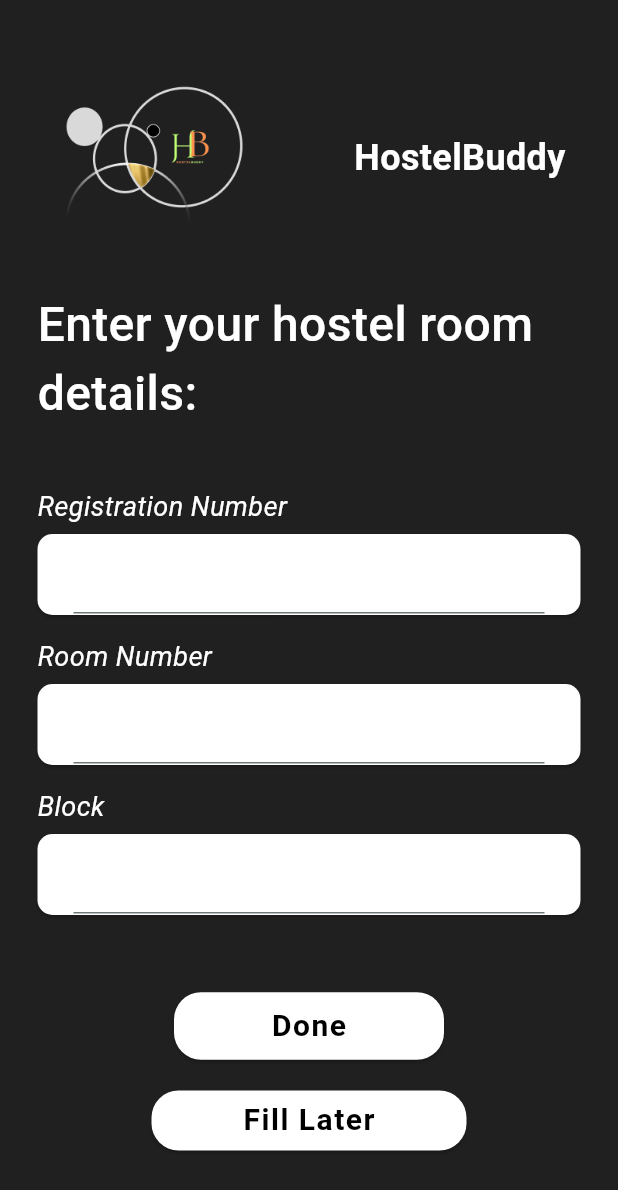
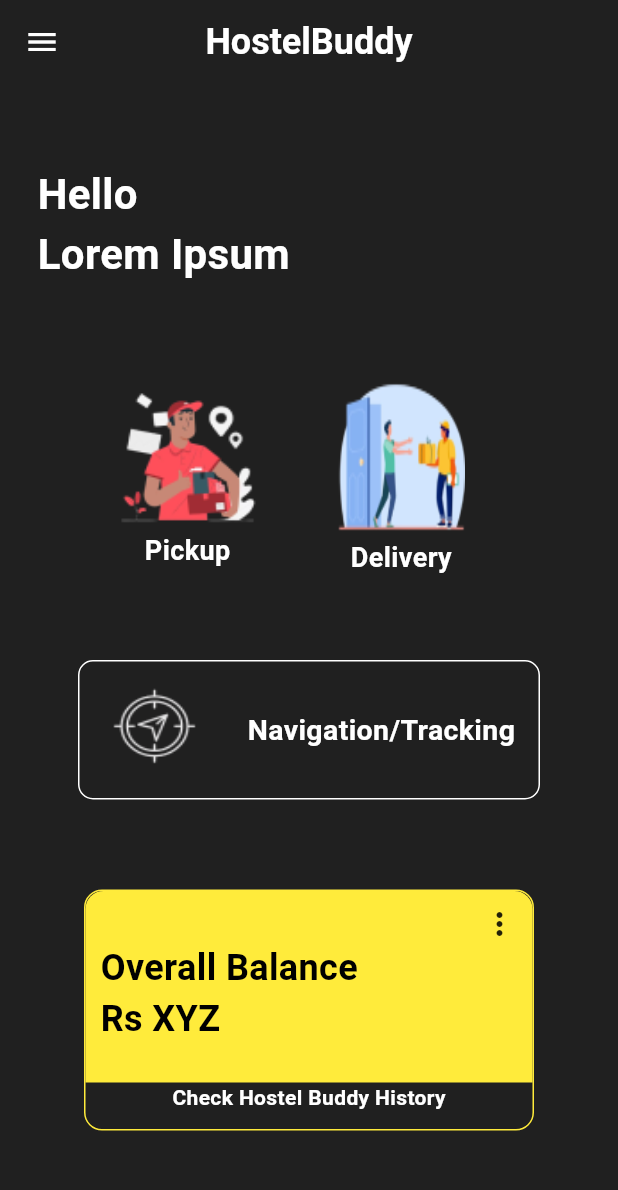
Before and after one commit to harshitaak07/HostelBuddy-app, a Flutter app: the details screen opened directly, after a tap on "Done", on a phone screen of 412 x 824 dp. Shown: the top 1190 px of the screen. Run offline on Flutter 3.47's test engine with Material 2 defaults, Android fonts, the phone set to English and light mode, and no system bars; our stand-ins replace device_preview, flutter_svg, google_fonts; project files that could hold a hidden picture were left out.

Commit message:
feat: added transaction page

```diff
--- /dev/null
+++ b/lib/Screens/bank.dart
@@ -0,0 +1,222 @@
+import 'package:flutter/material.dart';
+import 'package:hostelbuddy/Widgets/HamDrawer.dart';
+
+class bank extends StatefulWidget {
+  const bank({super.key});
+
+  @override
+  State<bank> createState() => _bankState();
+}
+
+class _bankState extends State<bank> {
+  @override
+  Widget build(BuildContext context) {
+    return Scaffold(
+      appBar: AppBar(
+        iconTheme: const IconThemeData(color: Colors.white),
+        backgroundColor: Colors.transparent,
+        centerTitle: true,
+        title: const Text(
+          "HostelBuddy",
+          style: TextStyle(
+              fontWeight: FontWeight.bold, fontSize: 24, color: Colors.white),
+        ),
+      ),
+      drawer: const HamDrawer(),
+      backgroundColor: const Color(0xFF202020),
+      resizeToAvoidBottomInset: false,
+      body: Container(
+        padding: const EdgeInsets.all(25.0),
+        child: Column(
+          children: [
+            const SizedBox(
+              height: 28,
+            ),
+            const Align(
+              alignment: Alignment.centerLeft,
+              child: Text(
+                "Hello",
+                style: TextStyle(
+                    fontWeight: FontWeight.bold,
+                    fontSize: 28,
+                    color: Colors.white),
+              ),
+            ),
+            const Align(
+              alignment: Alignment.centerLeft,
+              child: Text(
+                "Lorem Ipsum",
+                style: TextStyle(
+                    fontWeight: FontWeight.bold,
+                    fontSize: 28,
+                    color: Colors.white),
+              ),
+            ),
+            const SizedBox(
+              height: 60,
+            ),
+            Align(
+                alignment: Alignment.center,
+                child: Row(
+                  children: [
+                    const SizedBox(
+                      width: 50,
+                    ),
+                    Column(
+                      children: [
+                        Container(
+                          height: 100,
+                          width: 100,
+                          decoration: const BoxDecoration(
+                            image: DecorationImage(
+                              fit: BoxFit.fill,
+                              image: AssetImage("assets/image7.png"),
+                            ),
+                          ),
+                        ),
+                        const Align(
+                          alignment: Alignment.centerLeft,
+                          child: Text(
+                            "Pickup",
+                            style: TextStyle(
+                                fontWeight: FontWeight.bold,
+                                fontSize: 18,
+                                color: Colors.white),
+                          ),
+                        ),
+                      ],
+                    ),
+                    const SizedBox(
+                      width: 50,
+                    ),
+                    Column(
+                      children: [
+                        Container(
+                          height: 110,
+                          width: 85,
+                          decoration: const BoxDecoration(
+                            image: DecorationImage(
+                              fit: BoxFit.fill,
+                              image: AssetImage("assets/image6.png"),
+                            ),
+                          ),
+                        ),
+                        const Align(
+                          alignment: Alignment.centerLeft,
+                          child: Text(
+                            "Delivery",
+                            style: TextStyle(
+                                fontWeight: FontWeight.bold,
+                                fontSize: 18,
+                                color: Colors.white),
+                          ),
+                        ),
+                      ],
+                    )
+                  ],
+                )),
+            const SizedBox(
+              height: 55,
+            ),
+            Container(
+              height: 93,
+              width: 308,
+              padding: const EdgeInsets.all(5.0),
+              decoration: BoxDecoration(
+                borderRadius: BorderRadius.circular(10.0),
+                border: Border.all(color: Colors.white, width: 1),
+                color: Colors.transparent,
+              ),
+              child: Row(children: [
+                Container(
+                  height: 90,
+                  width: 90,
+                  decoration: const BoxDecoration(
+                    image: DecorationImage(
+                      fit: BoxFit.fill,
+                      image: AssetImage("assets/image8.png"),
+                    ),
+                  ),
+                ),
+                const SizedBox(
+                  width: 17,
+                ),
+                const Align(
+                  alignment: Alignment.centerLeft,
+                  child: Text(
+                    "Navigation/Tracking",
+                    style: TextStyle(
+                        fontWeight: FontWeight.bold,
+                        fontSize: 19,
+                        color: Colors.white),
+                  ),
+                ),
+              ]),
+            ),
+            const SizedBox(
+              height: 60,
+            ),
+            Container(
+              height: 160.71,
+              width: 300,
+              decoration: BoxDecoration(
+                borderRadius: BorderRadius.circular(12.0),
+                border: Border.all(color: Colors.yellow, width: 1),
+                color: Colors.transparent,
+              ),
+              child: Column(
+                children: [
+                  Container(
+                    padding: EdgeInsets.all(10.0),
+                    width: 300,
+                    height: 127.59,
+                    decoration: const BoxDecoration(
+                      borderRadius: BorderRadius.only(
+                        topLeft: Radius.circular(12.0),
+                        topRight: Radius.circular(12.0),
+                      ),
+                      color: Colors.yellow,
+                    ),
+                    child: const Column(
+                      children: [
+                        Align(
+                          alignment: Alignment.topRight,
+                          child: Icon(Icons.more_vert),
+                        ),
+                        Align(
+                          alignment: Alignment.centerLeft,
+                          child: Text(
+                            "Overall Balance",
+                            style: TextStyle(
+                                fontWeight: FontWeight.bold,
+                                fontSize: 24,
+                                color: Colors.black),
+                          ),
+                        ),
+                        Align(
+                          alignment: Alignment.centerLeft,
+                          child: Text(
+                            "Rs XYZ",
+                            style: TextStyle(
+                                fontWeight: FontWeight.bold,
+                                fontSize: 24,
+                                color: Colors.black),
+                          ),
+                        ),
+                      ],
+                    ),
+                  ),
+                  const Text(
+                    "Check Hostel Buddy History",
+                    style: TextStyle(
+                        color: Colors.white, fontWeight: FontWeight.bold),
+                  )
+                ],
+              ),
+            ),
+          ],
+        ),
+      ),
+    );
+  }
+}
--- a/lib/Screens/details.dart
+++ b/lib/Screens/details.dart
@@ -168,7 +168,9 @@
               ),
               Container(
                 child: ElevatedButton(
-                  onPressed: () {},
+                  onPressed: () {
+                    Navigator.pushNamed(context, '/done');
+                  },
                   style: ElevatedButton.styleFrom(
                       minimumSize: Size(180, 45),
                       primary:
--- /dev/null
+++ b/lib/Widgets/HamDrawer.dart
@@ -0,0 +1,17 @@
+import 'package:flutter/material.dart';
+
+class HamDrawer extends StatefulWidget {
+  const HamDrawer({super.key});
+
+  @override
+  State<HamDrawer> createState() => _HamDrawerState();
+}
+
+class _HamDrawerState extends State<HamDrawer> {
+  @override
+  Widget build(BuildContext context) {
+    return Drawer(
+
+    );
+  }
+}
--- a/lib/main.dart
+++ b/lib/main.dart
@@ -1,4 +1,5 @@
 import 'package:flutter/material.dart';
+import 'package:hostelbuddy/Screens/bank.dart';
 import 'package:hostelbuddy/Screens/details.dart';
 import 'package:hostelbuddy/Screens/forgot.dart';
 import 'package:hostelbuddy/Screens/hosteltype.dart';
@@ -69,7 +70,12 @@
       return MaterialPageRoute(
         builder: (context) => otp(),
       );
-    }// Handle other routes if needed
+    }
+    else if (settings.name == '/done') {
+      return MaterialPageRoute(
+        builder: (context) => bank(),
+      );
+    }/// Handle other routes if needed
   },
       debugShowCheckedModeBanner: false,
       useInheritedMediaQuery: true,
--- a/pubspec.yaml
+++ b/pubspec.yaml
@@ -72,6 +72,9 @@
     - assets/women.png
     - assets/SplashScreen.png
     - assets/brr.png
+    - assets/image6.png
+    - assets/image7.png
+    - assets/image8.png
 
 
   # An image asset can refer to one or more resolution-specific "variants", see
```
Also changed, not shown: assets/image6.png (added), assets/image7.png (added), assets/image8.png (added).
